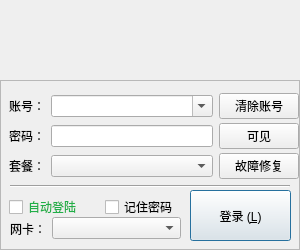
The window that client/forms/logindialog.ui (NSS-Studio/NDR_Client) describes before a commit, drawn with Qt 5.
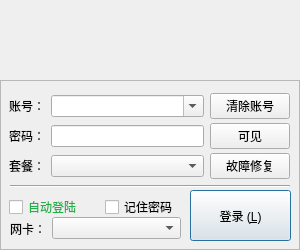
The same window after the commit. Icons and pictures are not drawn.

Commit message: 修改控件问题

```diff
--- a/client/forms/logindialog.ui
+++ b/client/forms/logindialog.ui
@@ -126,7 +126,7 @@
        <rect>
         <x>9</x>
         <y>9</y>
-        <width>290</width>
+        <width>281</width>
         <height>95</height>
        </rect>
       </property>
```
